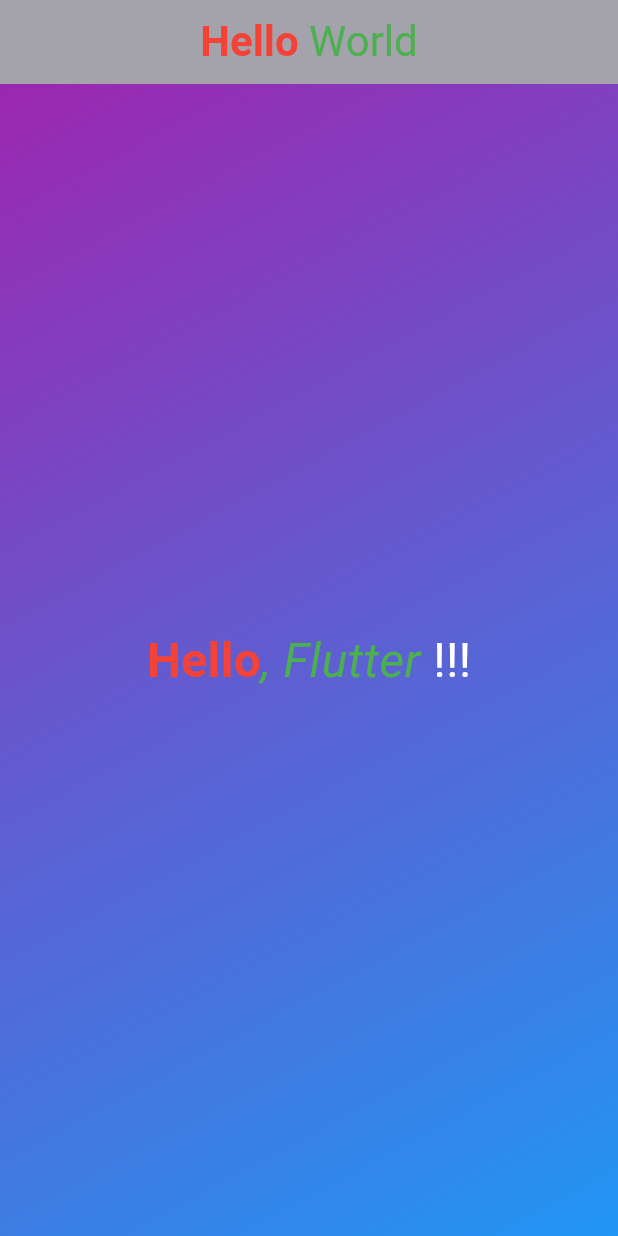
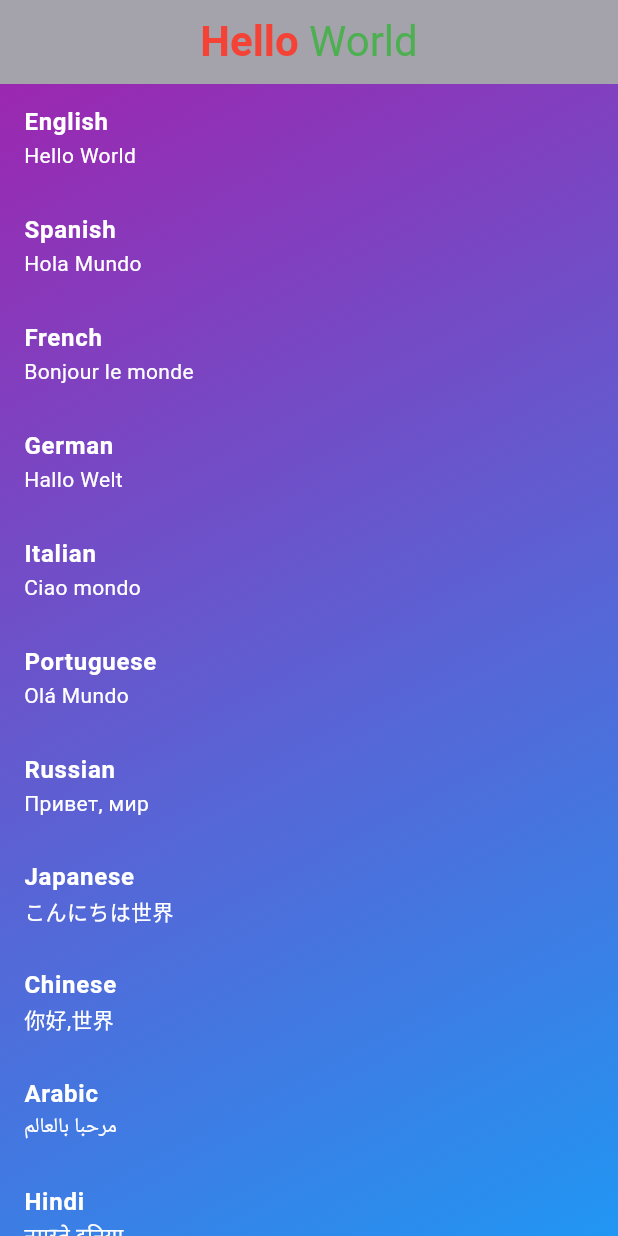
Before and after one commit to denzil-muchangi/Hello_World_Flutter, a Flutter app: the screen it shows after launch, on a phone screen of 412 x 824 dp. Run offline on Flutter 3.47's test engine with Material 3 defaults, Android fonts, the phone set to English and light mode, and no system bars; Roboto replaces fonts that are missing (Georgia).

Commit message:
feat(greetings): add multilingual greetings and display in list view
Replace static greeting with dynamic list of greetings in multiple languages. The greetings are now loaded from a separate map constant and displayed in a scrollable list view for better user experience.

```diff
--- a/lib/root/widgets/body.dart
+++ b/lib/root/widgets/body.dart
@@ -1,4 +1,5 @@
 import 'package:flutter/material.dart';
+import 'package:hello_world/root/widgets/greetings.dart';
 
 class Body extends StatelessWidget {
   const Body({super.key});
@@ -13,39 +14,15 @@ class Body extends StatelessWidget {
           end: Alignment.bottomRight,
         ),
       ),
-      child: Center(
-        child: Column(
-          mainAxisAlignment: MainAxisAlignment.center,
-          children: <Widget>[
-            Row(
-              mainAxisAlignment: MainAxisAlignment.center,
-              children: const [
-                Text(
-                  'Hello',
-                  style: TextStyle(
-                    color: Colors.red,
-                    fontWeight: FontWeight.bold,
-                    fontFamily: 'Roboto',
-                    fontSize: 32,
-                  ),
-                ),
-                Text(
-                  ', Flutter',
-                  style: TextStyle(
-                    color: Colors.green,
-                    fontStyle: FontStyle.italic,
-                    fontFamily: 'Georgia',
-                    fontSize: 32,
-                  ),
-                ),
-                Text(
-                  ' !!!',
-                  style: TextStyle(color: Colors.white, fontSize: 32),
-                ),
-              ],
-            ),
-          ],
-        ),
+      child: ListView.builder(
+        itemCount: greetings.length,
+        itemBuilder: (context, index) {
+          String key = greetings.keys.elementAt(index);
+          return ListTile(
+            title: Text(key, style: const TextStyle(color: Colors.white, fontWeight: FontWeight.bold)),
+            subtitle: Text(greetings[key]!, style: const TextStyle(color: Colors.white)),
+          );
+        },
       ),
     );
   }
--- /dev/null
+++ b/lib/root/widgets/greetings.dart
@@ -0,0 +1,22 @@
+const Map<String, String> greetings = {
+  'English': 'Hello World',
+  'Spanish': 'Hola Mundo',
+  'French': 'Bonjour le monde',
+  'German': 'Hallo Welt',
+  'Italian': 'Ciao mondo',
+  'Portuguese': 'Olá Mundo',
+  'Russian': 'Привет, мир',
+  'Japanese': 'こんにちは世界',
+  'Chinese': '你好,世界',
+  'Arabic': 'مرحبا بالعالم',
+  'Hindi': 'नमस्ते दुनिया',
+  'Korean': '안녕하세요',
+  'Dutch': 'Hallo Wereld',
+  'Swedish': 'Hej världen',
+  'Turkish': 'Selam Dünya',
+  'Greek': 'Γειά σου Κόσμε',
+  'Hebrew': 'שלום עולם',
+  'Polish': 'Witaj świecie',
+  'Thai': 'สวัสดีชาวโลก',
+  'Vietnamese': 'Chào thế giới',
+};
```
Also changed, not shown: 1 other file.
